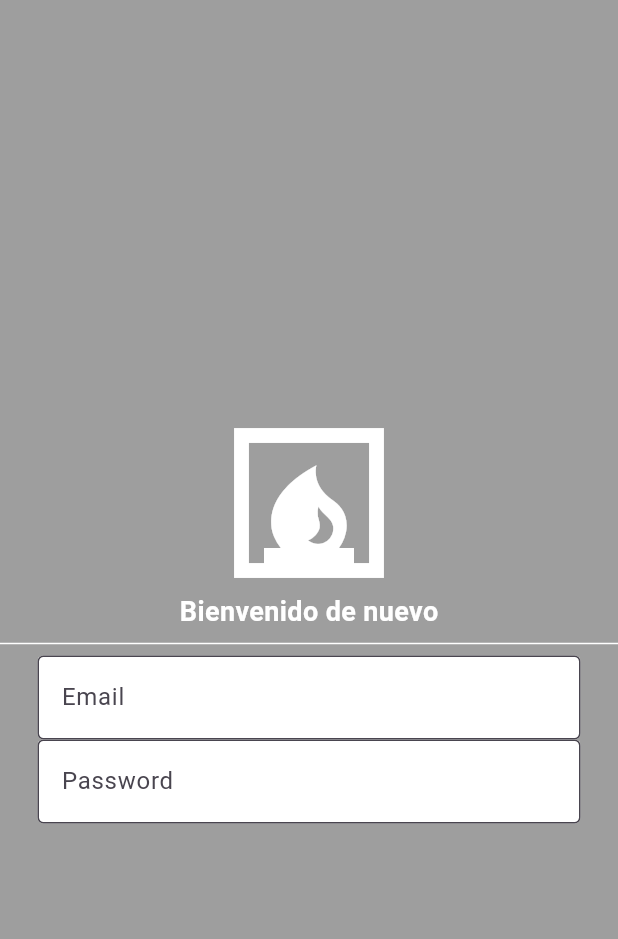
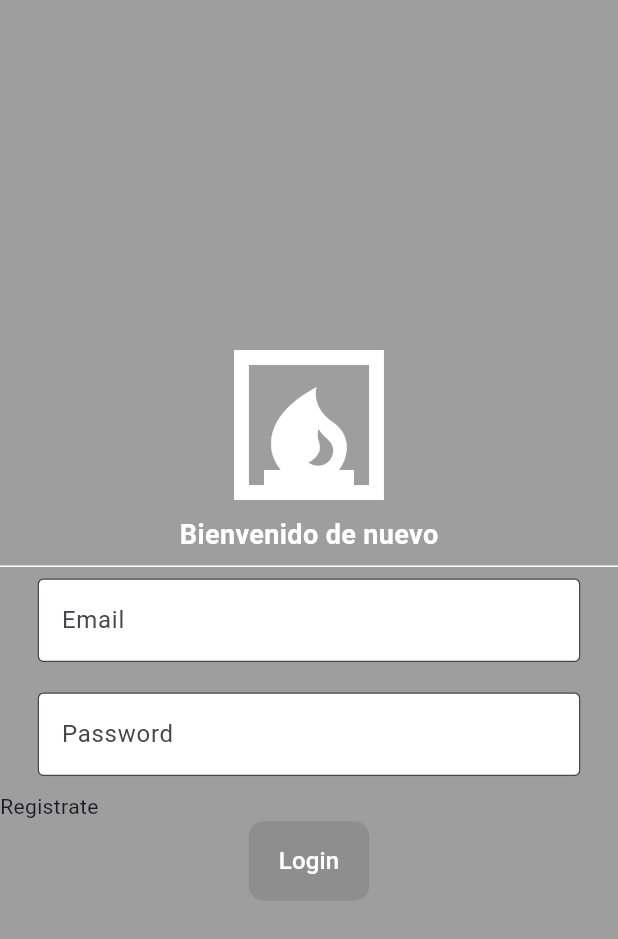
Before and after one commit to EricMorenoCEROCA/flutter_firebase, a Flutter app: the screen it shows after launch, on a phone screen of 412 x 824 dp. Shown: the top 939 px of the screen. Run offline on Flutter 3.47's test engine with Material 3 defaults, Android fonts, the phone set to English and light mode, and no system bars.

Commit message:
Login Hecho

```diff
--- /dev/null
+++ b/flutter_firebase/lib/components/boton_auth.dart
@@ -0,0 +1,29 @@
+import 'package:flutter/material.dart';
+
+class BotonAuth extends StatelessWidget {
+  final String texto;
+  final Function()? onPressed;
+
+  BotonAuth({required this.texto, this.onPressed});
+
+  @override
+  Widget build(BuildContext context) {
+    return ElevatedButton(
+      onPressed: onPressed,
+      style: ElevatedButton.styleFrom(
+        padding: EdgeInsets.symmetric(vertical: 15, horizontal: 20),
+        primary: Colors.blue, // Color de fondo del botón
+        shape: RoundedRectangleBorder(
+          borderRadius: BorderRadius.circular(10.0), // Bordes redondeados
+        ),
+      ),
+      child: Text(
+        texto,
+        style: TextStyle(
+          color: Colors.white, // Color del texto
+          fontSize: 16,
+        ),
+      ),
+    );
+  }
+}
--- a/flutter_firebase/lib/pages/pagina_login.dart
+++ b/flutter_firebase/lib/pages/pagina_login.dart
@@ -1,4 +1,5 @@
 import 'package:flutter/material.dart';
+import 'package:flutter_firebase/components/boton_auth.dart';
 import 'package:flutter_firebase/components/textfield_auth.dart';
 
 class PaginaLogin extends StatefulWidget {
@@ -40,7 +41,15 @@ class _PaginaLoginState extends State<PaginaLogin> {
             color: Colors.white,
           ),
           TextFieldAuth(controller: controllerEmail, obscureText: false, hintText: "Email"),
+          SizedBox(height: 20,),
           TextFieldAuth(controller: controllerPassword, obscureText: false, hintText: "Password"),
+           const SizedBox(height: 10,),
+          const Row(
+            children:[
+              Text("Registrate"),
+            ]
+          ),
+          BotonAuth(texto: 'Login')
         ],
       ),
     );
```
